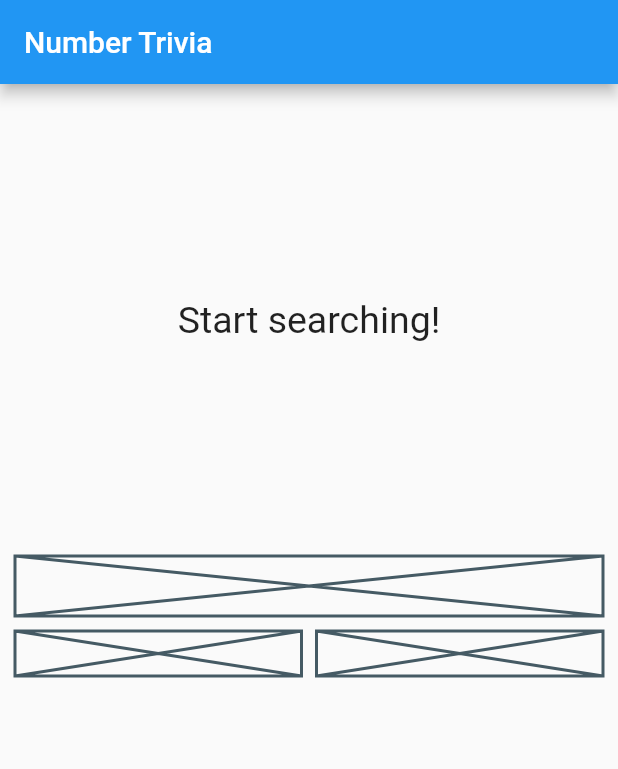
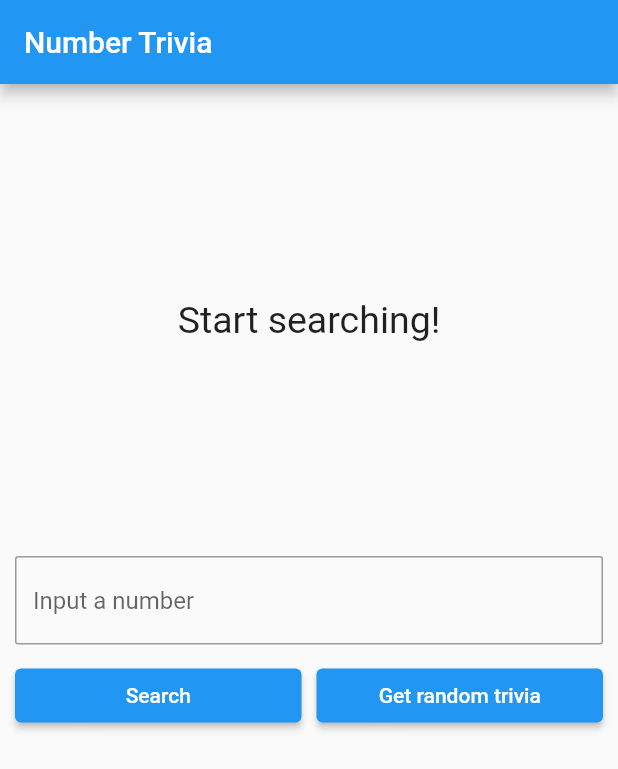
Before and after one commit to jmalovera10/flutter-clean-architecture, a Flutter app: the screen it shows after launch, on a phone screen of 412 x 824 dp. Shown: the top 769 px of the screen. Run offline on Flutter 3.47's test engine with Material 2 defaults, Android fonts, the phone set to English and light mode, and no system bars; our stand-ins replace bloc, dartz, equatable, flutter_bloc, get_it, injectable and 1 more.

Commit message:
Lesson 14 complete

```diff
--- a/lib/features/number_trivia/presentation/pages/number_trivia_page.dart
+++ b/lib/features/number_trivia/presentation/pages/number_trivia_page.dart
@@ -1,6 +1,7 @@
 import 'package:flutter/cupertino.dart';
 import 'package:flutter/material.dart';
 import 'package:flutter_application_1/features/number_trivia/presentation/bloc/number_trivia_bloc.dart';
+import 'package:flutter_application_1/features/number_trivia/presentation/widgets/widgets.dart';
 import 'package:flutter_application_1/injection.dart';
 import 'package:flutter_bloc/flutter_bloc.dart';
 
@@ -11,7 +12,7 @@ class NumberTriviaPage extends StatelessWidget {
   Widget build(BuildContext context) {
     return Scaffold(
       appBar: AppBar(title: const Text('Number Trivia')),
-      body: buildBody(context),
+      body: SingleChildScrollView(child: buildBody(context)),
     );
   }
 
@@ -33,9 +34,9 @@ class NumberTriviaPage extends StatelessWidget {
                       message: 'Start searching!',
                     );
                   } else if (state is Loading) {
-                    return MessageDisplay(message: '');
+                    return const LoadingWidget();
                   } else if (state is Loaded) {
-                    return MessageDisplay(message: '');
+                    return TriviaDisplay(numberTrivia: state.trivia);
                   } else if (state is Error) {
                     return MessageDisplay(message: state.message);
                   }
@@ -47,67 +48,9 @@ class NumberTriviaPage extends StatelessWidget {
               const SizedBox(
                 height: 20,
               ),
-              Column(
-                children: <Widget>[
-                  const Placeholder(
-                    fallbackHeight: 40,
-                  ),
-                  const SizedBox(
-                    height: 10,
-                  ),
-                  Row(
-                    children: const <Widget>[
-                      Expanded(
-                          child: Placeholder(
-                        fallbackHeight: 30,
-                      )),
-                      SizedBox(
-                        width: 10,
-                      ),
-                      Expanded(
-                          child: Placeholder(
-                        fallbackHeight: 30,
-                      ))
-                    ],
-                  )
-                ],
-              )
+              const TriviaControls()
             ]),
           ),
         ),
       );
 }
-
-class MessageDisplay extends StatelessWidget {
-  late String message;
-
-  MessageDisplay({Key? key, required this.message}) : super(key: key);
-
-  @override
-  Widget build(BuildContext context) {
-    return Container(
-      height: MediaQuery.of(context).size.height / 3,
-      child: Center(
-        child: SingleChildScrollView(
-          child: Text(
-            message,
-            style: const TextStyle(fontSize: 25),
-            textAlign: TextAlign.center,
-          ),
-        ),
-      ),
-    );
-  }
-}
-
-class LoadingWidget extends StatelessWidget {
-  const LoadingWidget({Key? key}) : super(key: key);
-
-  @override
-  Widget build(BuildContext context) {
-    return Container(
-      height: MediaQuery.of(context).size.height / 3,
-      child: const Center(child: CircularProgressIndicator()),
-    );
-  }
-}
--- /dev/null
+++ b/lib/features/number_trivia/presentation/widgets/message_display.dart
@@ -0,0 +1,23 @@
+import 'package:flutter/cupertino.dart';
+
+class MessageDisplay extends StatelessWidget {
+  late String message;
+
+  MessageDisplay({Key? key, required this.message}) : super(key: key);
+
+  @override
+  Widget build(BuildContext context) {
+    return Container(
+      height: MediaQuery.of(context).size.height / 3,
+      child: Center(
+        child: SingleChildScrollView(
+          child: Text(
+            message,
+            style: const TextStyle(fontSize: 25),
+            textAlign: TextAlign.center,
+          ),
+        ),
+      ),
+    );
+  }
+}
--- /dev/null
+++ b/lib/features/number_trivia/presentation/widgets/trivia_controls.dart
@@ -0,0 +1,72 @@
+import 'package:flutter/cupertino.dart';
+import 'package:flutter/material.dart';
+import 'package:flutter_application_1/features/number_trivia/presentation/bloc/number_trivia_bloc.dart';
+import 'package:flutter_bloc/flutter_bloc.dart';
+
+class TriviaControls extends StatefulWidget {
+  const TriviaControls({
+    Key? key,
+  }) : super(key: key);
+
+  @override
+  State<TriviaControls> createState() => _TriviaControlsState();
+}
+
+class _TriviaControlsState extends State<TriviaControls> {
+  final controller = TextEditingController();
+  String inputString = '';
+
+  @override
+  Widget build(BuildContext context) {
+    return Column(
+      children: <Widget>[
+        TextField(
+          controller: controller,
+          keyboardType: TextInputType.number,
+          decoration: InputDecoration(
+              border:
+                  OutlineInputBorder(borderRadius: BorderRadius.circular(2.0)),
+              hintText: 'Input a number'),
+          onChanged: (value) {
+            inputString = value;
+          },
+          onSubmitted: (_) {
+            dispatchConcrete();
+          },
+        ),
+        const SizedBox(
+          height: 10,
+        ),
+        Row(
+          children: <Widget>[
+            Expanded(
+                child: ElevatedButton(
+              child: const Text('Search'),
+              onPressed: dispatchConcrete,
+            )),
+            const SizedBox(
+              width: 10,
+            ),
+            Expanded(
+                child: ElevatedButton(
+              child: const Text('Get random trivia'),
+              onPressed: dispatchRandom,
+            ))
+          ],
+        )
+      ],
+    );
+  }
+
+  void dispatchConcrete() {
+    controller.clear();
+    BlocProvider.of<NumberTriviaBloc>(context)
+        .add(GetTriviaForConcreteNumberEvent(inputString));
+  }
+
+  void dispatchRandom() {
+    controller.clear();
+    BlocProvider.of<NumberTriviaBloc>(context)
+        .add(const GetTriviaForRandomNumberEvent());
+  }
+}
--- /dev/null
+++ b/lib/features/number_trivia/presentation/widgets/widgets.dart
@@ -0,0 +1,4 @@
+export 'loading_widget.dart';
+export 'message_display.dart';
+export 'trivia_controls.dart';
+export 'trivia_display.dart';
```
Also changed, not shown: lib/features/number_trivia/presentation/bloc/number_trivia_bloc.dart (+11 -9 lines), lib/features/number_trivia/presentation/widgets/loading_widget.dart (added, +14 -0 lines), lib/features/number_trivia/presentation/widgets/trivia_display.dart (added, +34 -0 lines).
